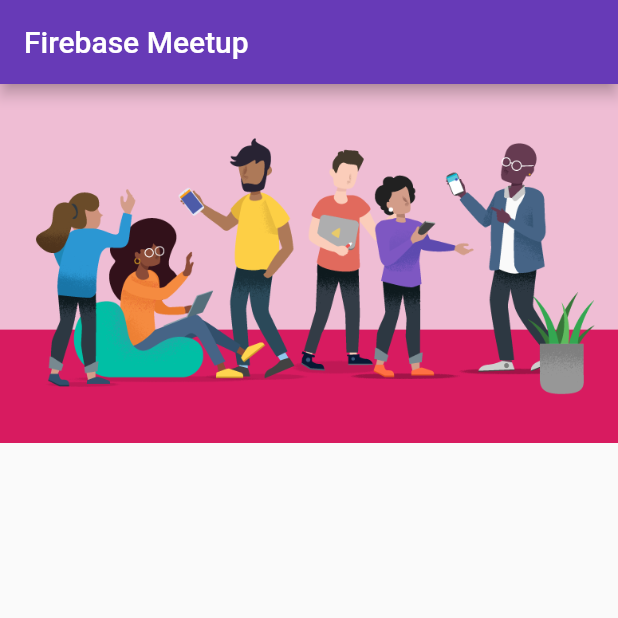
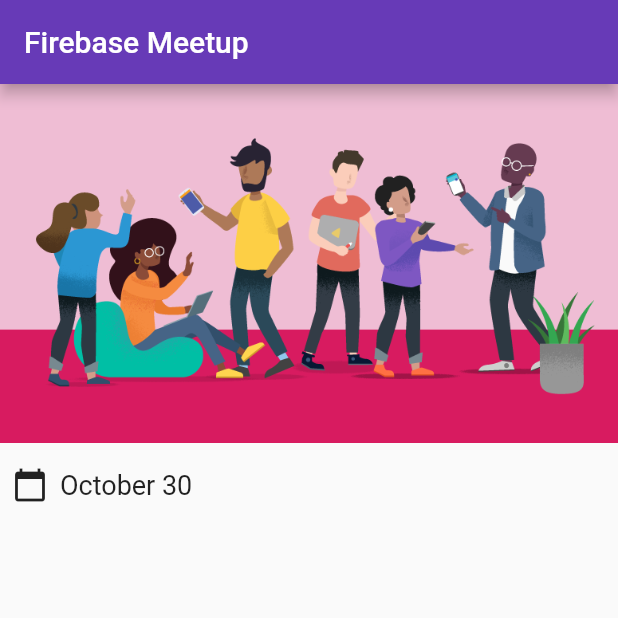
Before and after one commit to monkinng9/Flutter_learning, a Flutter app: the screen it shows after launch, on a phone screen of 412 x 824 dp, the top half of it. Run offline on Flutter 3.47's test engine with Material 2 defaults, Android fonts, the phone set to English and light mode, and no system bars; our stand-ins replace bloc, equatable, firebase_core, flutter_bloc, font_awesome_flutter, formz and 1 more; missing offline and left inert: authentication_repository, firebase_auth_web, firebase_core_web, flow_builder, google_sign_in_web; accounts and stored records are empty.

Commit message:
create IconAndDetail class then import to HomePage class

```diff
--- a/flutter_application_1/lib/main.dart
+++ b/flutter_application_1/lib/main.dart
@@ -50,12 +50,42 @@
         children: <Widget>[
           // Import Image
           Image.asset('assets/codelab.png'),
-          // const SizedBox(height: 8),
-          // const IconAndDetail(Icons.calendar_today, 'October 30'),
+          const SizedBox(height: 8),
+          // Import specific Widget
+          const IconAndDetail(Icons.calendar_today, 'October 30'),
         ],
       ),
     );
   }
+}
+
+class IconAndDetail extends StatelessWidget {
+  // We don't use key for class that not dependent
+  //    mean export to HomePage class
+  // const IconAndDetail({Key? key}) : super(key: key);
+
+  // Class Attribute
+  final IconData icon;
+  final String detail;
+  const IconAndDetail(this.icon, this.detail);
+
+  @override
+  Widget build(BuildContext context) => Padding(
+        padding: const EdgeInsets.all(8.0),
+        child: Row(
+          // children is subset of child
+          children: [
+            // Add Icon component
+            Icon(icon),
+            const SizedBox(width: 8),
+            // Add text component
+            Text(
+              detail,
+              style: const TextStyle(fontSize: 18),
+            ),
+          ],
+        ),
+      );
 }
 
 class ApplicationState extends ChangeNotifier {
```
